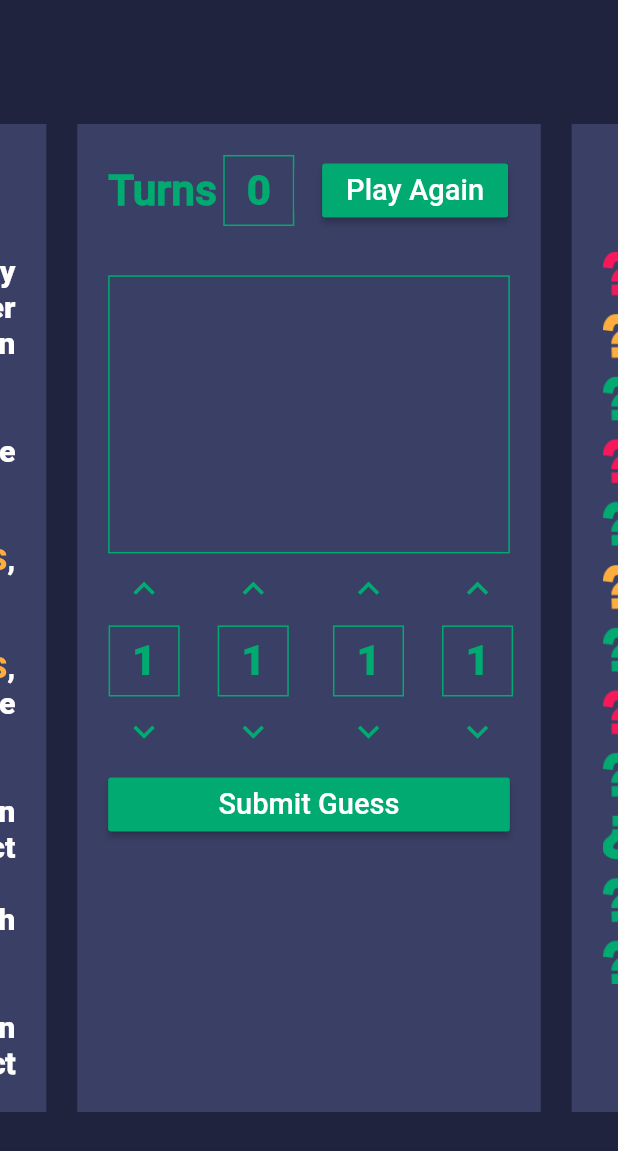
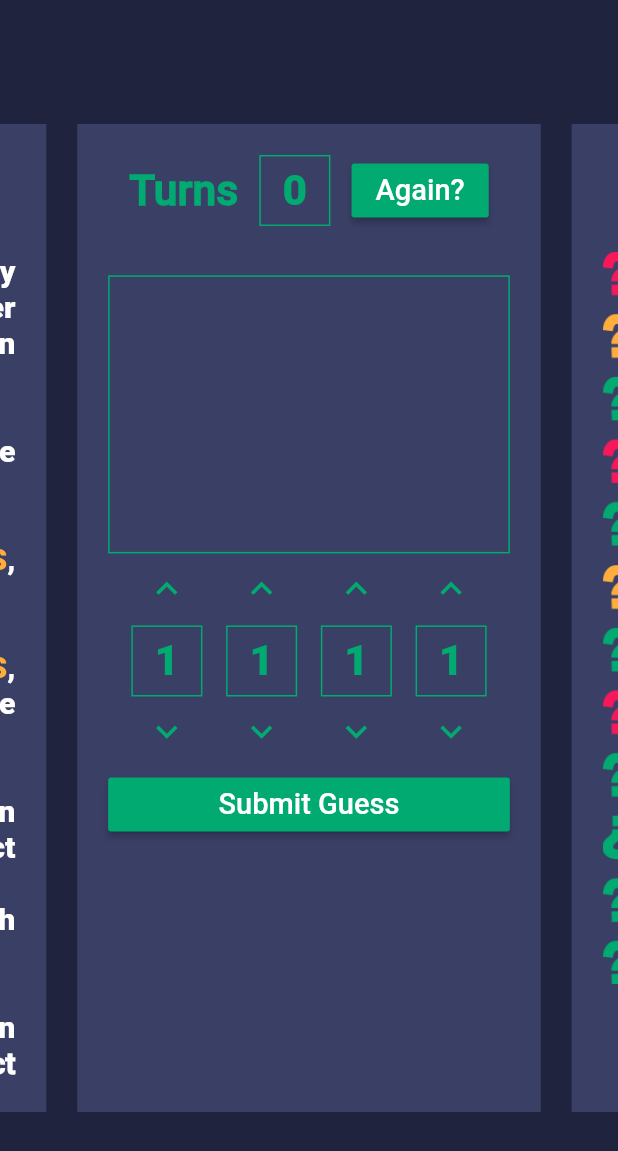
Before and after one commit to arko97x/new_cnb, a Flutter app: the screen it shows after launch, swiped to page 4, on a phone screen of 412 x 824 dp. Shown: the top 1151 px of the screen. Run offline on Flutter 3.47's test engine with Material 2 defaults, Android fonts, the phone set to English and light mode, and no system bars; drawn by our look-alikes of carousel_slider.

Commit message:
Fixed pixel overflows in the Game Page

```diff
--- a/lib/main.dart
+++ b/lib/main.dart
@@ -632,6 +632,7 @@ class _MyHomePageState extends State<MyHomePage> {
                         padding: EdgeInsets.all(
                             MediaQuery.of(context).size.width * 0.05),
                         child: Row(
+                          mainAxisAlignment: MainAxisAlignment.spaceEvenly,
                           children: <Widget>[
                             Text(
                               'Turns',
@@ -642,12 +643,12 @@ class _MyHomePageState extends State<MyHomePage> {
                                     MediaQuery.of(context).size.width * 0.069,
                               ),
                             ),
-                            // Spacing container
-                            Container(
-                              width: MediaQuery.of(context).size.width * 0.01,
-                              height: MediaQuery.of(context).size.width * 0.069,
-                              color: Color(0xff3a3f65),
-                            ),
+                            // // Spacing container
+                            // Container(
+                            //   width: MediaQuery.of(context).size.width * 0.01,
+                            //   height: MediaQuery.of(context).size.width * 0.069,
+                            //   color: Color(0xff3a3f65),
+                            // ),
                             Container(
                               // Box for Text Display
                               height: MediaQuery.of(context).size.width * 0.115,
@@ -668,19 +669,19 @@ class _MyHomePageState extends State<MyHomePage> {
                                 ),
                               ),
                             ),
-                            // Spacing container
-                            Container(
-                              width: MediaQuery.of(context).size.width * 0.045,
-                              height: MediaQuery.of(context).size.width * 0.069,
-                              color: Color(0xff3a3f65),
-                            ),
+                            // // Spacing container
+                            // Container(
+                            //   width: MediaQuery.of(context).size.width * 0.045,
+                            //   height: MediaQuery.of(context).size.width * 0.069,
+                            //   color: Color(0xff3a3f65),
+                            // ),
                             Row(
                               children: <Widget>[
                                 Container(
                                   child: ButtonTheme(
                                     minWidth:
                                         MediaQuery.of(context).size.width *
-                                            0.025,
+                                            0.015,
                                     child: RaisedButton(
                                       color: Color(0xff00aa70),
                                       onPressed: () {
@@ -701,7 +702,7 @@ class _MyHomePageState extends State<MyHomePage> {
                                         debugPrint('$r1\t$r2\t$r3\t$r4\n');
                                       },
                                       child: Text(
-                                        'Play Again',
+                                        'Again?',
                                         textAlign: TextAlign.center,
                                         style: TextStyle(
                                           fontSize: MediaQuery.of(context)
@@ -749,6 +750,7 @@ class _MyHomePageState extends State<MyHomePage> {
                           right: MediaQuery.of(context).size.width * 0.05,
                         ),
                         child: Row(
+                          mainAxisAlignment: MainAxisAlignment.spaceEvenly,
                           children: <Widget>[
                             Column(
                               children: <Widget>[
@@ -801,12 +803,12 @@ class _MyHomePageState extends State<MyHomePage> {
                                 ),
                               ],
                             ),
-                            // Spacing container
-                            Container(
-                              width: MediaQuery.of(context).size.width * 0.06,
-                              height: MediaQuery.of(context).size.width * 0.029,
-                              color: Color(0xff3a3f65),
-                            ),
+                            // // Spacing container
+                            // Container(
+                            //   width: MediaQuery.of(context).size.width * 0.06,
+                            //   height: MediaQuery.of(context).size.width * 0.029,
+                            //   color: Color(0xff3a3f65),
+                            // ),
                             Column(
                               children: <Widget>[
                                 IconButton(
@@ -858,12 +860,12 @@ class _MyHomePageState extends State<MyHomePage> {
                                 ),
                               ],
                             ),
-                            // Spacing container
-                            Container(
-                              width: MediaQuery.of(context).size.width * 0.07,
-                              height: MediaQuery.of(context).size.width * 0.029,
-                              color: Color(0xff3a3f65),
-                            ),
+                            // // Spacing container
+                            // Container(
+                            //   width: MediaQuery.of(context).size.width * 0.07,
+                            //   height: MediaQuery.of(context).size.width * 0.029,
+                            //   color: Color(0xff3a3f65),
+                            // ),
                             Column(
                               children: <Widget>[
                                 IconButton(
@@ -915,12 +917,12 @@ class _MyHomePageState extends State<MyHomePage> {
                                 ),
                               ],
                             ),
-                            // Spacing container
-                            Container(
-                              width: MediaQuery.of(context).size.width * 0.06,
-                              height: MediaQuery.of(context).size.width * 0.029,
-                              color: Color(0xff3a3f65),
-                            ),
+                            // // Spacing container
+                            // Container(
+                            //   width: MediaQuery.of(context).size.width * 0.06,
+                            //   height: MediaQuery.of(context).size.width * 0.029,
+                            //   color: Color(0xff3a3f65),
+                            // ),
                             Column(
                               children: <Widget>[
                                 IconButton(
```
Also changed, not shown: 12 other files.
